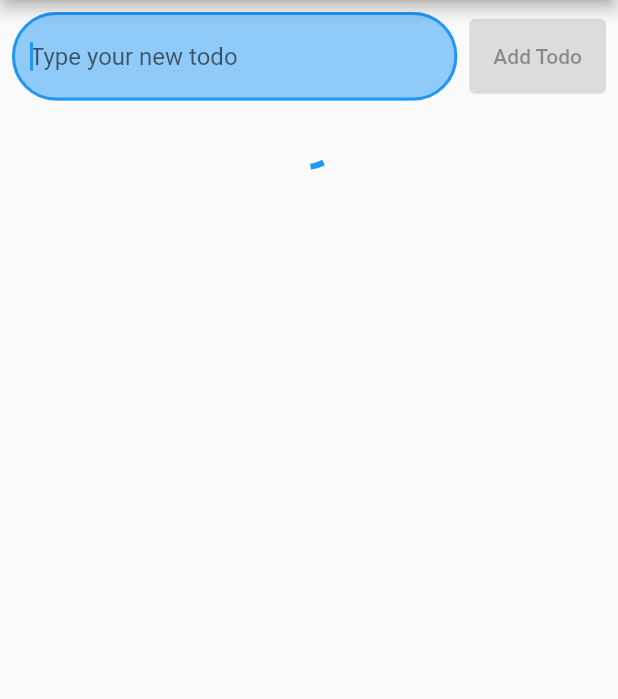
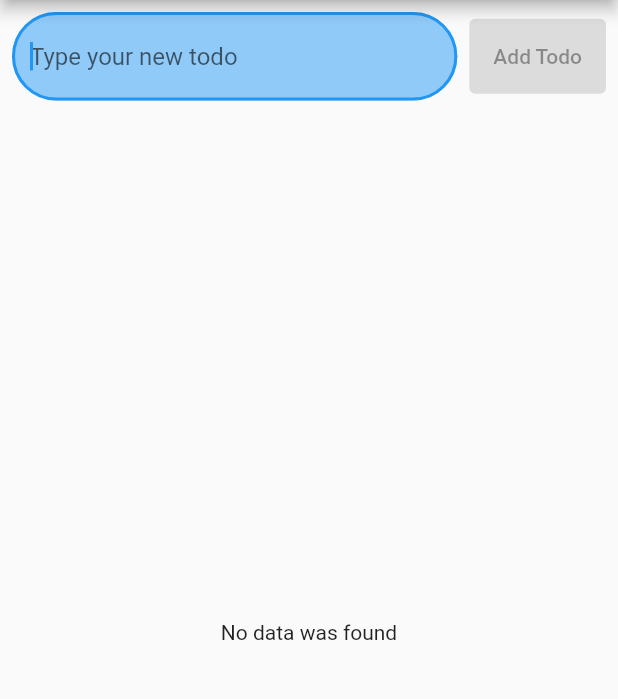
Before and after one commit to EgorEko/todolist_1909, a Flutter app: the screen it shows after launch, on a phone screen of 412 x 824 dp, the part 84-783 px from its top. Run offline on Flutter 3.47's test engine with Material 2 defaults, Android fonts, the light colour scheme and no system bars; our stand-ins replace equatable, flutter_bloc, flutter_slidable, hive, hive_flutter, rxdart; accounts and stored records are empty; generated files the repository leaves out were written again.

Commit message:
Changed model, localization, deleted services,

```diff
--- /dev/null
+++ b/lib/cubit/active_cubit/activate_cubit.dart
@@ -0,0 +1,9 @@
+import 'package:flutter_bloc/flutter_bloc.dart';
+
+class ActivateCubit extends Cubit<bool> {
+  ActivateCubit() : super(false);
+
+  void onFieldChanged(String value) {
+    emit(value.isNotEmpty);
+  }
+}
--- a/lib/cubit/todolist_state.dart
+++ b/lib/cubit/todolist_cubit/todolist_state.dart
@@ -7,26 +7,9 @@ abstract class TodolistState extends Equatable {
   List<Object> get props => [];
 }
 
-class TodolistStateActive extends TodolistState {
-  final String todo;
-
-  const TodolistStateActive(this.todo);
-
-  @override
-  List<Object> get props => [todo];
-
-  bool get isActive {
-    if (todo.isEmpty) {
-      return false;
-    }
-
-    return true;
-  }
-}
-
 class TodolistStateInitial extends TodolistState {}
 
-class TodolistStateWaiting extends TodolistState {}
+class TodolistStateEmpty extends TodolistState {}
 
 class TodolistStateSucceed extends TodolistState {
   final List<Todo> todo;
--- a/lib/l10n/app_en.arb
+++ b/lib/l10n/app_en.arb
@@ -1,7 +1,7 @@
 {
     "todolist": "TODO List",
     "delete": "Delete",
-    "addNewItem":"Add todo new item",
     "typeYourNewTodo":"Type your new todo",
-    "addTodo": "Add Todo"
+    "addTodo": "Add Todo",
+   "dataNotFound": "No data was found"
 }
--- a/lib/l10n/app_uk.arb
+++ b/lib/l10n/app_uk.arb
@@ -1,7 +1,7 @@
 {
     "todolist": "Перелік справ",
     "delete": "Видалити",
-    "addNewItem":"Додати справу",
     "typeYourNewTodo":"Введіть Вашу нову справу",
-    "addTodo": "Додати справу"
+    "addTodo": "Додати справу",
+    "dataNotFound": "Жодної спави не знайдено"
 }
--- a/lib/model/todo.dart
+++ b/lib/model/todo.dart
@@ -10,28 +10,31 @@ class Todo extends Equatable {
   final String id;
   @HiveField(1)
   final String name;
+  @HiveField(2)
+  final int index;
 
   Todo({
     String? id,
     required String name,
+    required int index,
   }) : this._(
           id: id ?? const Uuid().v4(),
           name: name,
+          index: index,
         );
 
   const Todo._({
     required this.id,
     required this.name,
+    required this.index,
   });
 
   @override
-  List<Object?> get props => [
-        id,
-        name,
-      ];
+  List<Object?> get props => [id, name, index];
 
-  Todo copyWith({String? name}) => Todo._(
+  Todo copyWith({String? name, int? index}) => Todo._(
         id: id,
         name: name ?? this.name,
+        index: index ?? this.index,
       );
 }
--- a/lib/pages/home_page.dart
+++ b/lib/pages/home_page.dart
@@ -3,7 +3,8 @@ import 'package:flutter_bloc/flutter_bloc.dart';
 
 import 'package:flutter_gen/gen_l10n/app_localizations.dart';
 
-import '../cubit/todolist_cubit.dart';
+import '../cubit/active_cubit/activate_cubit.dart';
+import '../cubit/todolist_cubit/todolist_cubit.dart';
 import '../widgets/todo_field_widget.dart';
 import '../widgets/todolist_widget.dart';
 
@@ -51,23 +52,15 @@ class _HomePageState extends State<HomePage> {
                   const SizedBox(
                     width: 8,
                   ),
-                  BlocSelector<TodolistCubit, TodolistState, bool>(
-                    selector: (state) {
-                      if (state is TodolistStateActive) {
-                        return state.isActive;
-                      } else if (state is TodolistStateFailed) {
-                        return true;
-                      }
-                      return false;
-                    },
+                  BlocBuilder<ActivateCubit, bool>(
                     builder: (context, state) {
                       return ElevatedButton(
                         onPressed: state
                             ? () async {
-                                noteText.clear();
                                 await context
                                     .read<TodolistCubit>()
                                     .addTodo(noteText.text);
+                                noteText.clear();
                               }
                             : null,
                         child: SizedBox(
--- a/lib/services/todolist_service.dart
+++ /dev/null
@@ -1,21 +0,0 @@
-import '../model/todo.dart';
-import '../repository/todolist_repository.dart';
-
-class TodolistService {
-  final TodolistRepository _todolistRepository;
-
-  TodolistService(this._todolistRepository);
-
-  Future<List<Todo>> loadAll() async {
-    final list = await _todolistRepository.loadAll();
-    return list;
-  }
-
-  Future<void> addTodoItem(Todo todo) async {
-    await _todolistRepository.add(todo);
-  }
-
-  Future<void> deleteTodoItem(Todo todo) async {
-    await _todolistRepository.deleteTodoItem(todo);
-  }
-}
--- a/lib/tiles/todolist_action_tiles.dart
+++ b/lib/tiles/todolist_action_tile.dart
@@ -4,7 +4,7 @@ import 'package:flutter_bloc/flutter_bloc.dart';
 import 'package:flutter_gen/gen_l10n/app_localizations.dart';
 import 'package:flutter_slidable/flutter_slidable.dart';
 
-import '../cubit/todolist_cubit.dart';
+import '../cubit/todolist_cubit/todolist_cubit.dart';
 import '../model/todo.dart';
 import 'todolist_tile.dart';
 
--- a/lib/widgets/todo_field_widget.dart
+++ b/lib/widgets/todo_field_widget.dart
@@ -3,7 +3,7 @@ import 'package:flutter/material.dart';
 import 'package:flutter_bloc/flutter_bloc.dart';
 import 'package:flutter_gen/gen_l10n/app_localizations.dart';
 
-import '../cubit/todolist_cubit.dart';
+import '../cubit/active_cubit/activate_cubit.dart';
 
 class TodoFieldWidget extends StatelessWidget {
   const TodoFieldWidget({
@@ -16,7 +16,7 @@ class TodoFieldWidget extends StatelessWidget {
   Widget build(BuildContext context) {
     return TextField(
       onChanged: (value) {
-        context.read<TodolistCubit>().onFolderChanged(value);
+        context.read<ActivateCubit>().onFieldChanged(value);
       },
       controller: noteText,
       autofocus: true,
--- a/lib/widgets/todolist_widget.dart
+++ b/lib/widgets/todolist_widget.dart
@@ -1,33 +1,37 @@
 import 'package:flutter/material.dart';
 import 'package:flutter_bloc/flutter_bloc.dart';
 
-import '../cubit/todolist_cubit.dart';
-import '../tiles/todolist_action_tiles.dart';
+import 'package:flutter_gen/gen_l10n/app_localizations.dart';
+
+import '../cubit/todolist_cubit/todolist_cubit.dart';
+import '../tiles/todolist_action_tile.dart';
 
 class TodolistWidget extends StatelessWidget {
   const TodolistWidget({super.key});
 
   @override
   Widget build(BuildContext context) {
-    return BlocBuilder<TodolistCubit, TodolistState>(
+    return Expanded(
+      child: BlocBuilder<TodolistCubit, TodolistState>(
         builder: (context, state) {
           if (state is TodolistStateSucceed) {
-          ListView.builder(
+            return ListView.builder(
               itemBuilder: (BuildContext context, int index) {
                 final todo = state.todo[index];
                 return TodoActionListTile(todo: todo);
               },
               itemCount: state.todo.length,
             );
-        } else if (state is TodolistStateFailed) {
-          return Expanded(
-            child: Center(child: Text(state.error)),
-          );
           } else if (state is TodolistStateInitial) {
             context.read<TodolistCubit>().load();
+          } else if (state is TodolistStateEmpty) {
+            return Center(
+              child: Text(AppLocalizations.of(context).dataNotFound),
+            );
           }
           return const Center(child: CircularProgressIndicator());
         },
+      ),
     );
   }
 }
```
Also changed, not shown: lib/cubit/todolist_cubit/todolist_cubit.dart (renamed from lib/cubit/todolist_cubit.dart, +20 -23 lines), lib/main.dart (+7 -3 lines), lib/repository/todolist_repository.dart (+4 -7 lines), lib/model/todo.g.dart. Lines whose indentation alone changed are shown as unchanged.
